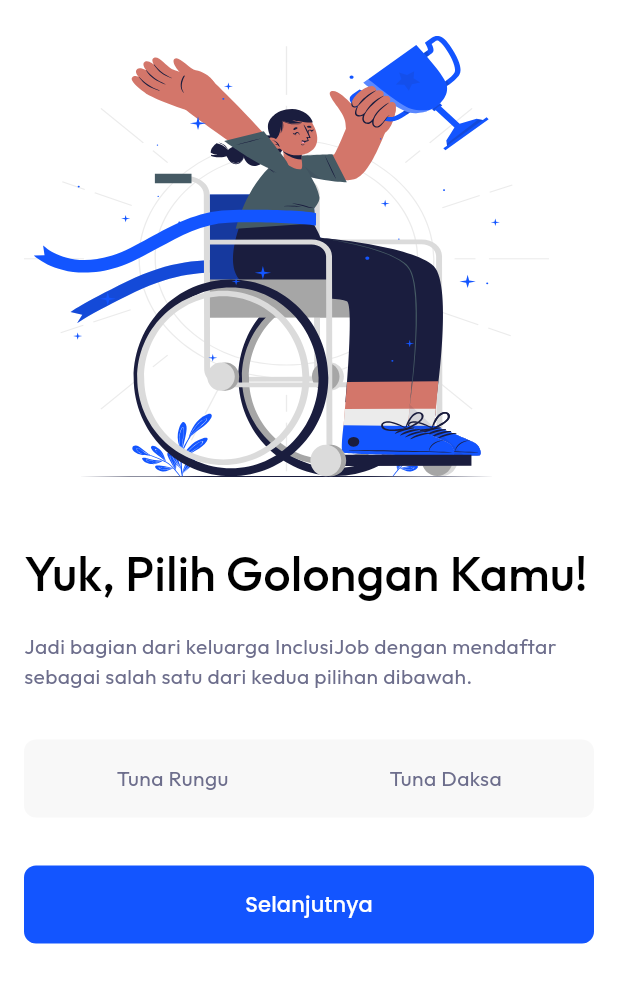
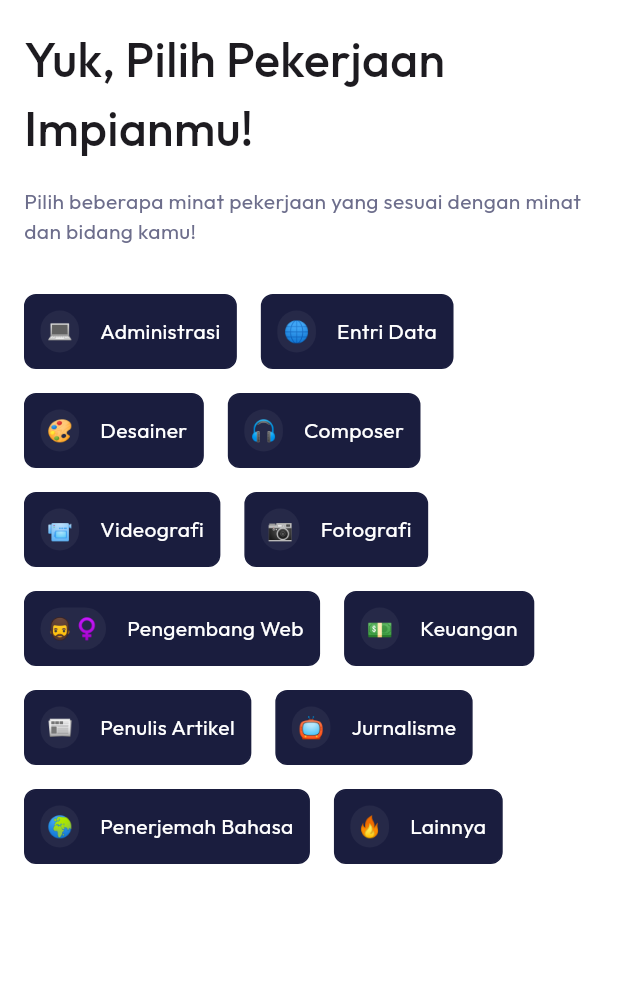
Before and after one commit to indahgithaa/includemy, a Flutter app: the PilihGolonganPage screen opened directly, after a tap on "Selanjutnya", on a phone screen of 412 x 824 dp, the part 159-1162 px from its top. Run offline on Flutter 3.47's test engine with Material 3 defaults, Android fonts, the phone set to English and light mode, and no system bars; our stand-ins replace flutter_svg, google_fonts.

Commit message:
fix: error in displaying options chip (using mainaxissize.min)

```diff
--- a/lib/pages/halaman_registrasi/pilih_golongan.dart
+++ b/lib/pages/halaman_registrasi/pilih_golongan.dart
@@ -5,6 +5,7 @@ import 'package:google_fonts/google_fonts.dart';
 import 'package:includemy/styles/color_styles.dart';
 import '../widgets/segmented_options.dart';
 import '../widgets/buttons.dart';
+import './pilih_pekerjaan_impian.dart';
 
 class PilihGolonganPage extends StatefulWidget {
   const PilihGolonganPage({super.key});
@@ -19,6 +20,8 @@ class _PilihGolonganPageState extends State<PilihGolonganPage> {
     return Scaffold(
       backgroundColor: Colors.white,
       body: SingleChildScrollView(
+        child: Container(
+          height: MediaQuery.of(context).size.height,
           child: Padding(
             padding: const EdgeInsets.all(16),
             child: Column(
@@ -48,14 +51,22 @@ class _PilihGolonganPageState extends State<PilihGolonganPage> {
                 SizedBox(height: 32,),
                 SegmentedOption(),
                 SizedBox(height: 32,),
-              Buttons(
+                Expanded(
+                  child: Align(
+                    alignment: Alignment.bottomCenter,
+                    child: Buttons(
                       text: "Selanjutnya",
-                onClicked: (){},
+                      onClicked: (){
+                        Navigator.push(context, MaterialPageRoute(builder: (context) => DreamJobsPage()));
+                      },
                       width: MediaQuery.of(context).size.width,
                       backgroundColor: ColorStyles.primary,
                       fontColor: ColorStyles.white
                     ),
+                  ),
+                ),
               ],
+            ),
           ),
         ),
       )
--- a/lib/pages/halaman_registrasi/pilih_pekerjaan_impian.dart
+++ b/lib/pages/halaman_registrasi/pilih_pekerjaan_impian.dart
@@ -0,0 +1,79 @@
+import 'package:flutter/material.dart';
+import 'package:flutter_svg/flutter_svg.dart';
+import 'package:google_fonts/google_fonts.dart';
+import 'package:includemy/styles/color_styles.dart';
+import '../widgets/chip_options.dart';
+
+class DreamJobsPage extends StatefulWidget {
+  const DreamJobsPage({super.key});
+
+  @override
+  State<DreamJobsPage> createState() => _DreamJobsPageState();
+}
+
+class _DreamJobsPageState extends State<DreamJobsPage> {
+  final List<List<String>> jobList = [
+    ["💻", "Administrasi"],
+    ["🌐", "Entri Data"],
+    ["🎨", "Desainer"],
+    ["🎧", "Composer"],
+    ["📹", "Videografi"],
+    ["📷", "Fotografi"],
+    ["🧔‍♀️", "Pengembang Web"],
+    ["💵", "Keuangan"],
+    ["📰", "Penulis Artikel"],
+    ["📺", "Jurnalisme"],
+    ["🌍", "Penerjemah Bahasa"],
+    ["🔥", "Lainnya"],
+  ];
+
+  @override
+  Widget build(BuildContext context) {
+    return Scaffold(
+      backgroundColor: ColorStyles.white,
+      body: Padding(
+        padding: const EdgeInsets.all(16),
+        child: Column(
+          crossAxisAlignment: CrossAxisAlignment.start,
+          children: [
+            SizedBox(height: 50),
+            SvgPicture.asset('assets/logo.svg'),
+            SizedBox(height: 16),
+            Text(
+              "Yuk, Pilih Pekerjaan Impianmu!",
+              style: GoogleFonts.outfit(
+                fontSize: 32,
+                fontWeight: FontWeight.w500,
+              ),
+            ),
+            SizedBox(height: 16,),
+            Text(
+              "Pilih beberapa minat pekerjaan yang sesuai dengan minat dan bidang kamu!",
+              style: GoogleFonts.outfit(
+                color: ColorStyles.greyText,
+                fontSize: 14,
+              ),
+            ),
+            SizedBox(height: 32,),
+            Container(
+              height: 300,
+              width: 400,
+              child: Wrap(
+                direction: Axis.horizontal,
+                spacing: 16,
+                runSpacing: 16,
+                alignment: WrapAlignment.start,
+                textDirection: TextDirection.ltr,
+                children:
+                  List.generate(
+                    jobList.length,
+                    (index) => ChipOptions(icon: jobList[index][0], job: jobList[index][1]),
+                  ),
+              ),
+            ),
+          ],
+        ),
+      )
+    );
+  }
+}
--- a/lib/pages/widgets/chip_options.dart
+++ b/lib/pages/widgets/chip_options.dart
@@ -10,41 +10,49 @@ class ChipOptions extends StatefulWidget {
     Key? key,
     required this.icon,
     required this.job,
-  });
+  }) : super(key: key);
 
   @override
   State<ChipOptions> createState() => _ChipOptionsState();
 }
 
 class _ChipOptionsState extends State<ChipOptions> {
-  var _jobIndex;
+  late bool _isSelected;
+
+  @override
+  void initState() {
+    super.initState();
+    _isSelected = false;
+  }
 
   @override
   Widget build(BuildContext context) {
     return Container(
       padding: EdgeInsets.all(10),
+      decoration: BoxDecoration(
+        borderRadius: BorderRadius.circular(8),
+        color: _isSelected ? ColorStyles.white : ColorStyles.selectionBlack,
+        border: Border.all(
+          color: _isSelected ? ColorStyles.greyOutline : ColorStyles.selectionBlack,
+        ),
+      ),
       child: GestureDetector(
         onTap: () {
-              if (_jobIndex == 0) {
           setState(() {
-                  _jobIndex = 1;
+            _isSelected = !_isSelected;
           });
-              } else {
-                setState(() {
-                  _jobIndex = 0;
-                });
-              }
         },
         child: Row(
+          mainAxisSize: MainAxisSize.min,
           children: [
             Container(
               padding: EdgeInsets.all(4),
               decoration: BoxDecoration(
                 borderRadius: BorderRadius.circular(100),
-                    color: _jobIndex == 0 ? ColorStyles.primary.withOpacity(0.05) : ColorStyles.white.withOpacity(0.05),
+                color: _isSelected ? ColorStyles.primary.withOpacity(0.05) : ColorStyles.white.withOpacity(0.05),
               ),
               child: Text(
-                    widget.icon
+                widget.icon,
               ),
             ),
             SizedBox(width: 14,),
@@ -52,17 +60,10 @@ class _ChipOptionsState extends State<ChipOptions> {
               widget.job,
               style: GoogleFonts.outfit(
                 fontSize: 14,
-                    color: _jobIndex == 0 ? ColorStyles.black : ColorStyles.white,
-                  )
-                )
+                color: _isSelected ? ColorStyles.black : ColorStyles.white,
+              ),
+            ),
           ],
-            )
-          ),
-          decoration: BoxDecoration(
-            borderRadius: BorderRadius.circular(8),
-            color: _jobIndex == 0 ? ColorStyles.white : ColorStyles.selectionBlack,
-            border: Border.all(
-              color: _jobIndex == 0 ? ColorStyles.greyOutline : ColorStyles.selectionBlack,
         ),
       ),
     );
```
Lines whose indentation alone changed are shown as unchanged.
